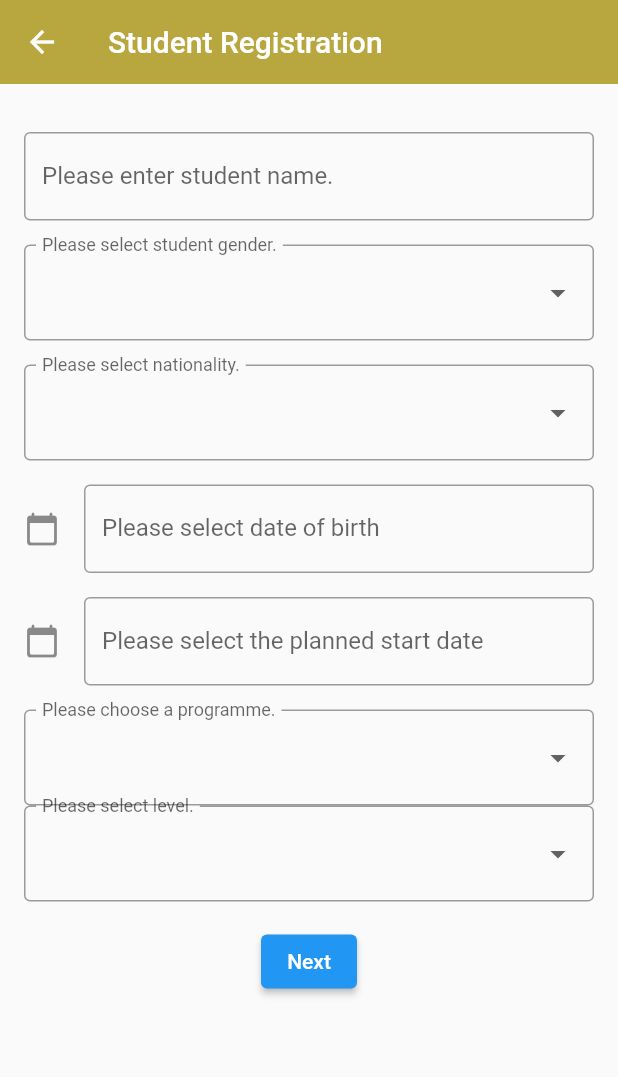
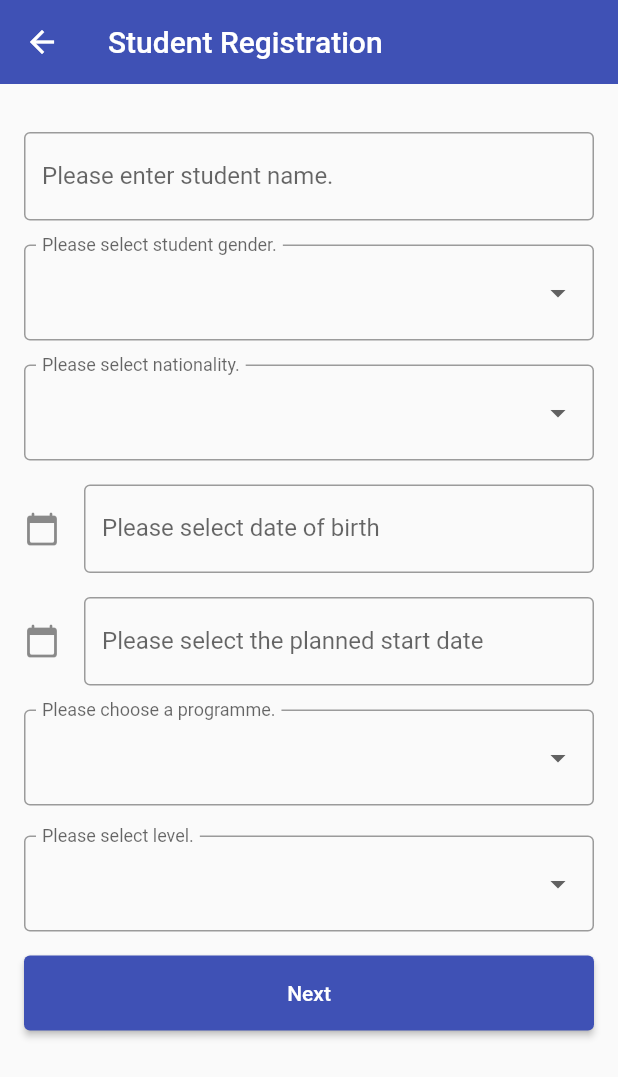
Before and after one commit to firecatt44/student_app, a Flutter app: the RegistrationForm screen opened directly, on a phone screen of 412 x 824 dp. Shown: the top 1077 px of the screen. Run offline on Flutter 3.47's test engine with Material 2 defaults, Android fonts, the phone set to English and light mode, and no system bars; our stand-ins replace dio, font_awesome_flutter.

Commit message:
update registration form

```diff
--- a/lib/registrationform.dart
+++ b/lib/registrationform.dart
@@ -88,11 +88,14 @@ class _RegistrationFormState extends State<RegistrationForm> {
         child: Form(
           autovalidateMode: AutovalidateMode.onUserInteraction,
           key: _formKey,
-          child: Column(
+          child: ListView(
             children: [
               const SizedBox(height: 16.0),
+
               TextFormField(
+
                 decoration: const InputDecoration(
+
                   border: OutlineInputBorder(),
                   labelText: 'Please enter student name.',
                   hintText: 'Student Name',
@@ -107,8 +110,10 @@ class _RegistrationFormState extends State<RegistrationForm> {
               ),
               const SizedBox(height: 16.0),
               buildDropdownFormField(
+
                 value: _genderValue,
                 labelText: 'Please select student gender.',
+
                 items: [
                   DropdownMenuItem(
                     child: Text(""),
@@ -228,6 +233,7 @@ class _RegistrationFormState extends State<RegistrationForm> {
                   });
                 },
               ),
+              SizedBox(height: 20),
               buildDropdownFormField(
                 value: _levelValue,
                 labelText: 'Please select level.',
@@ -281,6 +287,9 @@ class _RegistrationFormState extends State<RegistrationForm> {
               ),
               const SizedBox(height: 16.0),
               ElevatedButton(
+
+                style: ElevatedButton.styleFrom( minimumSize: Size(200, 50),
+                backgroundColor: Colors.indigo),
                 onPressed: () {
                   final isValidForm = _formKey.currentState!.validate();
                   if (isValidForm) {
@@ -293,6 +302,7 @@ class _RegistrationFormState extends State<RegistrationForm> {
                   }
                 },
                 child: const Text('Next'),
+
               ),
             ],
           ),
@@ -305,7 +315,7 @@ class _RegistrationFormState extends State<RegistrationForm> {
     return AppBar(
       title: const Text('Student Registration'),
       elevation: 0,
-      backgroundColor: const Color.fromARGB(255, 184, 166, 63),
+      backgroundColor: Colors.indigo,
       actions: const <Widget>[],
     );
   }
```
